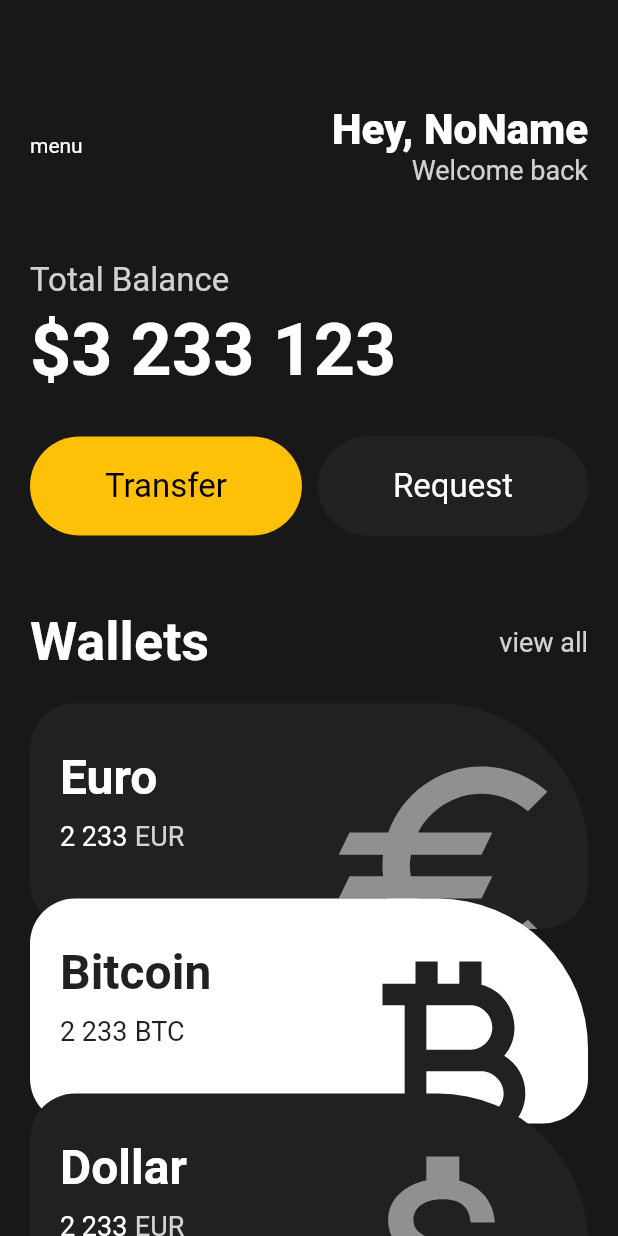
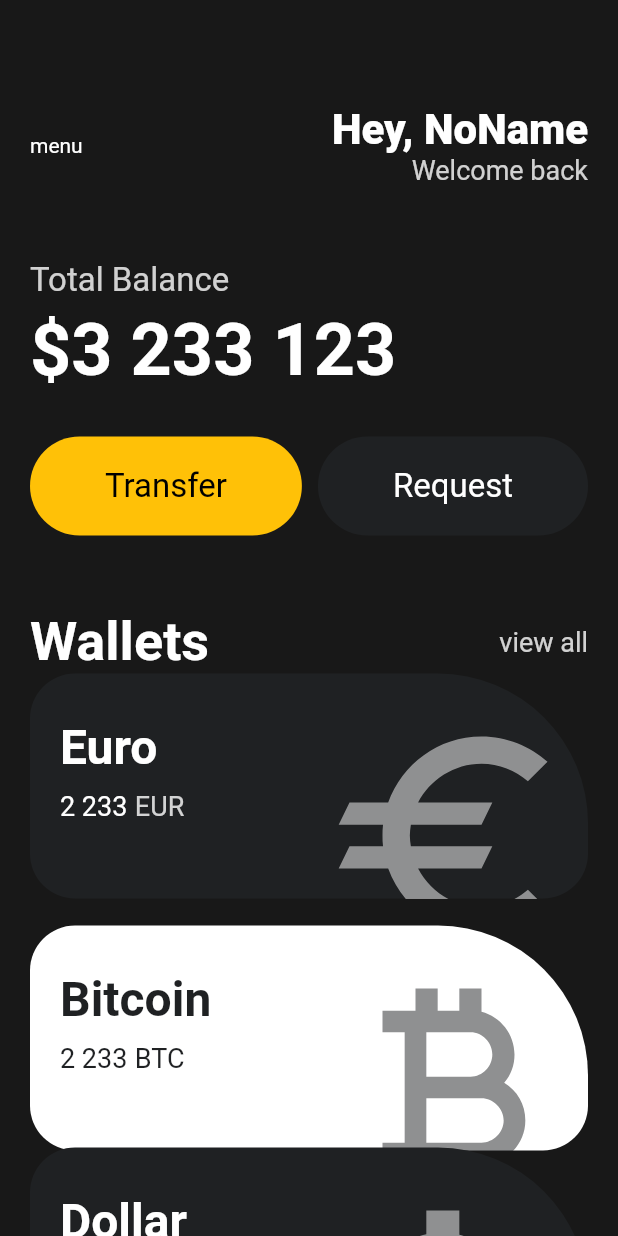
Before and after one commit to chochoq/discover_webtoon, a Flutter app: the screen it shows after launch, on a phone screen of 412 x 824 dp. Run offline on Flutter 3.47's test engine with Material 2 defaults, Android fonts, the phone set to English and light mode, and no system bars.

Commit message:
edit card

```diff
--- a/lib/main.dart
+++ b/lib/main.dart
@@ -85,33 +85,30 @@ class App extends StatelessWidget {
                         textOpacity('view all', 18),
                       ],
                     ),
-                    const SizedBox(height: 20),
                     const CurrencyCard(
+                      order: 1,
                       name: 'Euro',
                       icon: Icons.euro_outlined,
                       code: 'EUR',
                       amount: '2 233',
                       isInverted: false,
                     ),
-                    Transform.translate(
-                      offset: const Offset(0, -20),
-                      child: const CurrencyCard(
+                    const SizedBox(height: 20),
+                    const CurrencyCard(
+                      order: 2,
                       name: 'Bitcoin',
                       icon: Icons.currency_bitcoin_outlined,
                       code: 'BTC',
                       amount: '2 233',
                       isInverted: true,
                     ),
-                    ),
-                    Transform.translate(
-                      offset: const Offset(0, -40),
-                      child: const CurrencyCard(
+                    const CurrencyCard(
+                      order: 3,
                       name: 'Dollar',
                       icon: Icons.attach_money_outlined,
                       code: 'EUR',
                       amount: '2 233',
                       isInverted: false,
-                      ),
                     ),
                   ],
                 ),
--- a/lib/widgets/currency_card.dart
+++ b/lib/widgets/currency_card.dart
@@ -3,6 +3,7 @@ import 'package:flutter/material.dart';
 class CurrencyCard extends StatelessWidget {
   final String name, code, amount;
   final IconData icon;
+  final int? order;
 
   final bool isInverted;
   const CurrencyCard(
@@ -11,12 +12,17 @@ class CurrencyCard extends StatelessWidget {
       required this.code,
       required this.amount,
       required this.icon,
-      required this.isInverted});
+      required this.isInverted,
+      required this.order});
 
   final _blackColor = const Color(0xFF1F2123);
   @override
   Widget build(BuildContext context) {
-    return Container(
+    double dy = (order! * 2) - 2;
+
+    return Transform.translate(
+      offset: Offset(0, -dy),
+      child: Container(
         clipBehavior: Clip.hardEdge,
         height: 150,
         decoration: BoxDecoration(
@@ -73,12 +79,13 @@ class CurrencyCard extends StatelessWidget {
                 child: Icon(
                   icon,
                   size: 80,
-                color: isInverted ? _blackColor : Colors.white.withOpacity(0.5),
+                  color: isInverted ? _blackColor.withOpacity(0.5) : Colors.white.withOpacity(0.5),
                 ),
               ),
             ),
           ],
         ),
+      ),
     );
   }
 }
```
Lines whose indentation alone changed are shown as unchanged.
